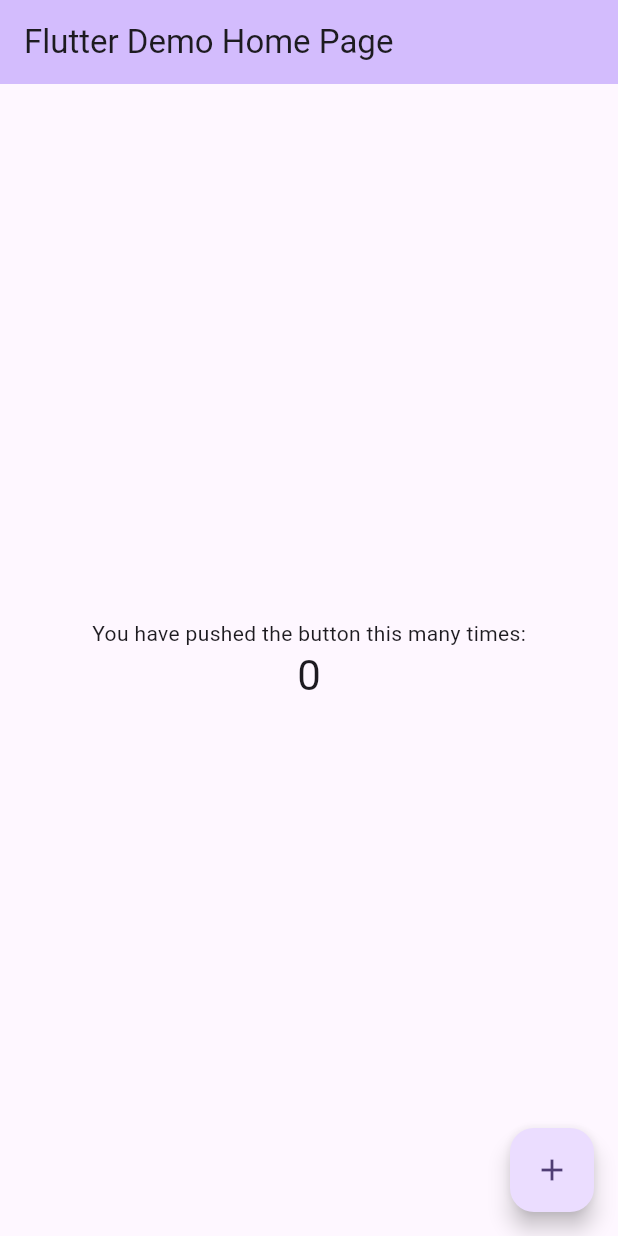
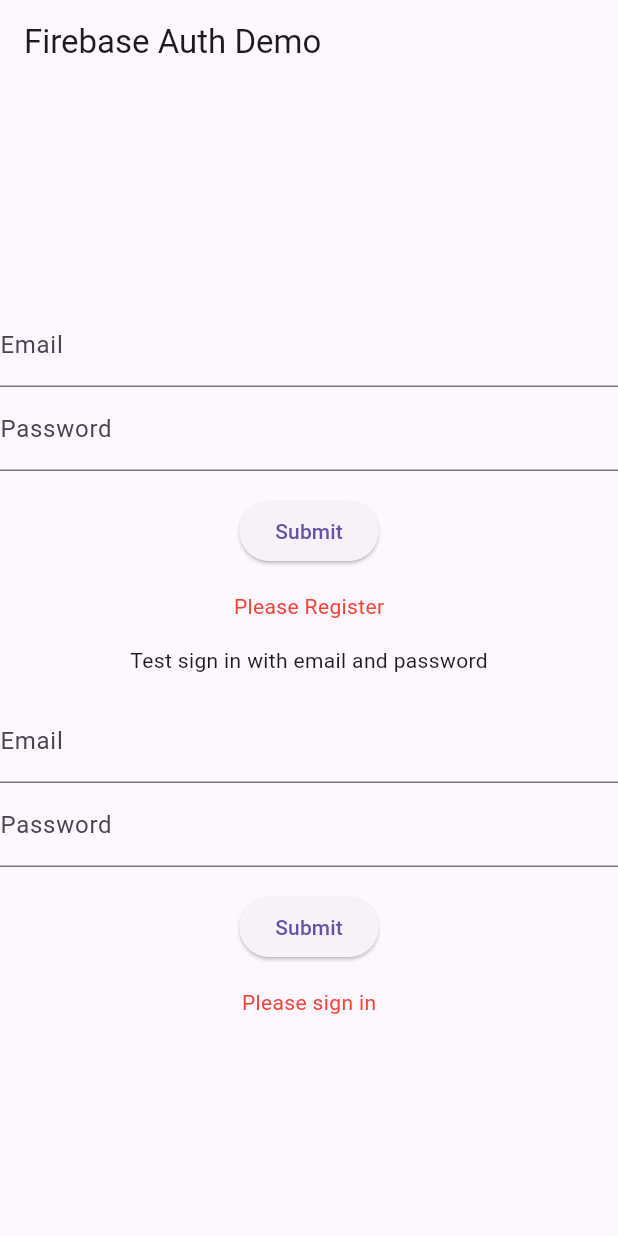
Before and after one commit to SunwooDua/hw4, a Flutter app: the screen it shows after launch, on a phone screen of 412 x 824 dp. Run offline on Flutter 3.47's test engine with Material 3 defaults, Android fonts, the phone set to English and light mode, and no system bars; our stand-ins replace cloud_firestore, firebase_auth, firebase_core; accounts and stored records are empty.

Commit message:
firebase setup + migrating inclass13 work for sign in

```diff
--- a/lib/main.dart
+++ b/lib/main.dart
@@ -1,122 +1,350 @@
 import 'package:flutter/material.dart';
+import 'package:firebase_auth/firebase_auth.dart';
+import 'package:firebase_core/firebase_core.dart';
+import 'package:cloud_firestore/cloud_firestore.dart';
+import 'firebase_options.dart';
 
-void main() {
-  runApp(const MyApp());
+void main() async {
+  WidgetsFlutterBinding.ensureInitialized();
+  await Firebase.initializeApp(options: DefaultFirebaseOptions.currentPlatform);
+  runApp(MyApp());
 }
 
-class MyApp extends StatelessWidget {
-  const MyApp({super.key});
+class MyApp extends StatefulWidget {
+  @override
+  State<MyApp> createState() => _MyAppState();
+}
 
-  // This widget is the root of your application.
+class _MyAppState extends State<MyApp> {
   @override
   Widget build(BuildContext context) {
     return MaterialApp(
-      title: 'Flutter Demo',
-      theme: ThemeData(
-        // This is the theme of your application.
-        //
-        // TRY THIS: Try running your application with "flutter run". You'll see
-        // the application has a purple toolbar. Then, without quitting the app,
-        // try changing the seedColor in the colorScheme below to Colors.green
-        // and then invoke "hot reload" (save your changes or press the "hot
-        // reload" button in a Flutter-supported IDE, or press "r" if you used
-        // the command line to start the app).
-        //
-        // Notice that the counter didn't reset back to zero; the application
-        // state is not lost during the reload. To reset the state, use hot
-        // restart instead.
-        //
-        // This works for code too, not just values: Most code changes can be
-        // tested with just a hot reload.
-        colorScheme: ColorScheme.fromSeed(seedColor: Colors.deepPurple),
-      ),
-      home: const MyHomePage(title: 'Flutter Demo Home Page'),
+      title: 'Firebase Auth Demo',
+      home: MyHomePage(title: 'Firebase Auth Demo'),
     );
   }
 }
 
 class MyHomePage extends StatefulWidget {
-  const MyHomePage({super.key, required this.title});
-
-  // This widget is the home page of your application. It is stateful, meaning
-  // that it has a State object (defined below) that contains fields that affect
-  // how it looks.
-
-  // This class is the configuration for the state. It holds the values (in this
-  // case the title) provided by the parent (in this case the App widget) and
-  // used by the build method of the State. Fields in a Widget subclass are
-  // always marked "final".
-
+  MyHomePage({Key? key, required this.title}) : super(key: key);
   final String title;
-
   @override
-  State<MyHomePage> createState() => _MyHomePageState();
+  _MyHomePageState createState() => _MyHomePageState();
 }
 
 class _MyHomePageState extends State<MyHomePage> {
-  int _counter = 0;
+  final TextEditingController _newPasswordController = TextEditingController();
+  final _formKey = GlobalKey<FormState>();
 
-  void _incrementCounter() {
+  final FirebaseAuth _auth = FirebaseAuth.instance;
+  @override
+  Widget build(BuildContext context) {
+    return Scaffold(
+      appBar: AppBar(title: Text(widget.title)),
+      body: Center(
+        child: Column(
+          mainAxisAlignment: MainAxisAlignment.center,
+          children: <Widget>[
+            RegisterEmailSection(auth: _auth),
+            EmailPasswordForm(auth: _auth),
+          ],
+        ),
+      ),
+    );
+  }
+}
+
+class RegisterEmailSection extends StatefulWidget {
+  RegisterEmailSection({Key? key, required this.auth}) : super(key: key);
+  final FirebaseAuth auth;
+  @override
+  _RegisterEmailSectionState createState() => _RegisterEmailSectionState();
+}
+
+class _RegisterEmailSectionState extends State<RegisterEmailSection> {
+  final GlobalKey<FormState> _formKey = GlobalKey<FormState>();
+  final TextEditingController _emailController = TextEditingController();
+  final TextEditingController _passwordController = TextEditingController();
+  bool _success = false;
+  bool _initialState = true;
+  String? _userEmail;
+  void _register() async {
+    try {
+      await widget.auth.createUserWithEmailAndPassword(
+        email: _emailController.text,
+        password: _passwordController.text,
+      );
       setState(() {
-      // This call to setState tells the Flutter framework that something has
-      // changed in this State, which causes it to rerun the build method below
-      // so that the display can reflect the updated values. If we changed
-      // _counter without calling setState(), then the build method would not be
-      // called again, and so nothing would appear to happen.
-      _counter++;
+        _success = true;
+        _userEmail = _emailController.text;
+        _initialState = false;
       });
+    } catch (e) {
+      setState(() {
+        _success = false;
+        _initialState = false;
+      });
+    }
   }
 
   @override
   Widget build(BuildContext context) {
-    // This method is rerun every time setState is called, for instance as done
-    // by the _incrementCounter method above.
-    //
-    // The Flutter framework has been optimized to make rerunning build methods
-    // fast, so that you can just rebuild anything that needs updating rather
-    // than having to individually change instances of widgets.
+    return Form(
+      key: _formKey,
+      child: Column(
+        crossAxisAlignment: CrossAxisAlignment.start,
+        children: <Widget>[
+          TextFormField(
+            controller: _emailController,
+            decoration: InputDecoration(labelText: 'Email'),
+            validator: (value) {
+              if (value == null || value.isEmpty) {
+                return 'Please enter email';
+              }
+              if (!value.contains('@') || !value.contains('.com')) {
+                return 'Please enter correct email format"';
+              }
+              return null;
+            },
+          ),
+          TextFormField(
+            controller: _passwordController,
+            decoration: InputDecoration(labelText: 'Password'),
+            validator: (value) {
+              if (value == null || value.isEmpty) {
+                return 'Please enter a password';
+              }
+              if (value.length <= 6) {
+                return 'Password must be longer than 6 characters';
+              }
+              return null;
+            },
+          ),
+          Container(
+            padding: const EdgeInsets.symmetric(vertical: 16.0),
+            alignment: Alignment.center,
+            child: ElevatedButton(
+              onPressed: () {
+                if (_formKey.currentState!.validate()) {
+                  _register();
+                }
+              },
+              child: Text('Submit'),
+            ),
+          ),
+          Container(
+            alignment: Alignment.center,
+            child: Text(
+              _initialState
+                  ? 'Please Register'
+                  : _success
+                  ? 'Successfully registered $_userEmail'
+                  : 'Registration failed',
+              style: TextStyle(color: _success ? Colors.green : Colors.red),
+            ),
+          ),
+        ],
+      ),
+    );
+  }
+}
+
+class EmailPasswordForm extends StatefulWidget {
+  EmailPasswordForm({Key? key, required this.auth}) : super(key: key);
+  final FirebaseAuth auth;
+  @override
+  _EmailPasswordFormState createState() => _EmailPasswordFormState();
+}
+
+class _EmailPasswordFormState extends State<EmailPasswordForm> {
+  final GlobalKey<FormState> _formKey = GlobalKey<FormState>();
+  final TextEditingController _emailController = TextEditingController();
+  final TextEditingController _passwordController = TextEditingController();
+  bool _success = false;
+  bool _initialState = true;
+  String _userEmail = '';
+  void _signInWithEmailAndPassword() async {
+    try {
+      await widget.auth.signInWithEmailAndPassword(
+        email: _emailController.text,
+        password: _passwordController.text,
+      );
+      setState(() {
+        _success = true;
+        _userEmail = _emailController.text;
+        _initialState = false;
+      });
+      // if successful login, navigate to profile screen
+      Navigator.pushReplacement(
+        context,
+        MaterialPageRoute(
+          builder:
+              (context) =>
+                  ProfileScreen(userEmail: _userEmail, auth: widget.auth),
+        ),
+      );
+    } catch (e) {
+      setState(() {
+        _success = false;
+        _initialState = false;
+      });
+    }
+  }
+
+  @override
+  Widget build(BuildContext context) {
+    return Form(
+      key: _formKey,
+      child: Column(
+        crossAxisAlignment: CrossAxisAlignment.start,
+        children: <Widget>[
+          Container(
+            child: Text('Test sign in with email and password'),
+            padding: const EdgeInsets.all(16),
+            alignment: Alignment.center,
+          ),
+          TextFormField(
+            controller: _emailController,
+            decoration: InputDecoration(labelText: 'Email'),
+            validator: (value) {
+              if (value?.isEmpty ?? true) {
+                return 'Please enter some text';
+              }
+              return null;
+            },
+          ),
+          TextFormField(
+            controller: _passwordController,
+            decoration: InputDecoration(labelText: 'Password'),
+            validator: (value) {
+              if (value?.isEmpty ?? true) {
+                return 'Please enter some text';
+              }
+              return null;
+            },
+          ),
+          Container(
+            padding: const EdgeInsets.symmetric(vertical: 16.0),
+            alignment: Alignment.center,
+            child: ElevatedButton(
+              onPressed: () {
+                if (_formKey.currentState!.validate()) {
+                  _signInWithEmailAndPassword();
+                }
+              },
+              child: Text('Submit'),
+            ),
+          ),
+          Container(
+            alignment: Alignment.center,
+            padding: const EdgeInsets.symmetric(horizontal: 16),
+            child: Text(
+              _initialState
+                  ? 'Please sign in'
+                  : _success
+                  ? 'Successfully signed in $_userEmail'
+                  : 'Sign in failed',
+              style: TextStyle(color: _success ? Colors.green : Colors.red),
+            ),
+          ),
+        ],
+      ),
+    );
+  }
+}
+
+// Profile Screen
+class ProfileScreen extends StatefulWidget {
+  final String userEmail;
+  final FirebaseAuth auth;
+
+  ProfileScreen({required this.userEmail, required this.auth});
+
+  @override
+  State<ProfileScreen> createState() => _ProfileScreenState();
+}
+
+class _ProfileScreenState extends State<ProfileScreen> {
+  final TextEditingController _newPasswordController = TextEditingController();
+  final _formKey = GlobalKey<FormState>();
+
+  // Logout function
+  void _signOut(BuildContext context) async {
+    await widget.auth.signOut();
+    // Navigate back to the login screen (MyHomePage)
+    Navigator.pushReplacement(
+      context,
+      MaterialPageRoute(
+        builder: (context) => MyHomePage(title: 'Firebase Auth Demo'),
+      ),
+    );
+    ScaffoldMessenger.of(
+      context,
+    ).showSnackBar(SnackBar(content: Text('Signed out successfully')));
+  }
+
+  void _changePassword(BuildContext context) async {
+    if (_formKey.currentState?.validate() ?? false) {
+      try {
+        // Get current user
+        User? user = widget.auth.currentUser;
+
+        // Update the password
+        await user?.updatePassword(_newPasswordController.text);
+        await user?.reload(); // Reload to get the updated user data
+        user = widget.auth.currentUser;
+
+        ScaffoldMessenger.of(context).showSnackBar(
+          SnackBar(content: Text('Password changed successfully!')),
+        );
+      } catch (e) {
+        ScaffoldMessenger.of(
+          context,
+        ).showSnackBar(SnackBar(content: Text('Error changing password: $e')));
+      }
+    }
+  }
+
+  @override
+  Widget build(BuildContext context) {
     return Scaffold(
-      appBar: AppBar(
-        // TRY THIS: Try changing the color here to a specific color (to
-        // Colors.amber, perhaps?) and trigger a hot reload to see the AppBar
-        // change color while the other colors stay the same.
-        backgroundColor: Theme.of(context).colorScheme.inversePrimary,
-        // Here we take the value from the MyHomePage object that was created by
-        // the App.build method, and use it to set our appbar title.
-        title: Text(widget.title),
+      appBar: AppBar(title: Text("Profile"), backgroundColor: Colors.blue),
+      body: Column(
+        children: [
+          Center(child: Text('Welcome, ${widget.userEmail}')),
+          ElevatedButton(
+            onPressed: () => _signOut(context),
+            child: Text('logout'),
           ),
-      body: Center(
-        // Center is a layout widget. It takes a single child and positions it
-        // in the middle of the parent.
+          SizedBox(height: 20),
+          Form(
+            key: _formKey,
             child: Column(
-          // Column is also a layout widget. It takes a list of children and
-          // arranges them vertically. By default, it sizes itself to fit its
-          // children horizontally, and tries to be as tall as its parent.
-          //
-          // Column has various properties to control how it sizes itself and
-          // how it positions its children. Here we use mainAxisAlignment to
-          // center the children vertically; the main axis here is the vertical
-          // axis because Columns are vertical (the cross axis would be
-          // horizontal).
-          //
-          // TRY THIS: Invoke "debug painting" (choose the "Toggle Debug Paint"
-          // action in the IDE, or press "p" in the console), to see the
-          // wireframe for each widget.
-          mainAxisAlignment: MainAxisAlignment.center,
-          children: <Widget>[
-            const Text('You have pushed the button this many times:'),
-            Text(
-              '$_counter',
-              style: Theme.of(context).textTheme.headlineMedium,
+              children: [
+                TextFormField(
+                  controller: _newPasswordController,
+                  obscureText: true,
+                  decoration: InputDecoration(labelText: 'New Password'),
+                  validator: (value) {
+                    if (value == null || value.isEmpty) {
+                      return 'Please enter a password';
+                    }
+                    if (value.length < 6) {
+                      return 'Password must be at least 6 characters';
+                    }
+                    return null;
+                  },
+                ),
+                SizedBox(height: 20),
+                ElevatedButton(
+                  onPressed: () => _changePassword(context),
+                  child: Text('Change Password'),
                 ),
               ],
             ),
           ),
-      floatingActionButton: FloatingActionButton(
-        onPressed: _incrementCounter,
-        tooltip: 'Increment',
-        child: const Icon(Icons.add),
-      ), // This trailing comma makes auto-formatting nicer for build methods.
+        ],
+      ),
     );
   }
 }
--- a/pubspec.yaml
+++ b/pubspec.yaml
@@ -34,6 +34,9 @@ dependencies:
   # The following adds the Cupertino Icons font to your application.
   # Use with the CupertinoIcons class for iOS style icons.
   cupertino_icons: ^1.0.8
+  firebase_auth: ^5.5.2
+  firebase_core: ^3.13.0
+  cloud_firestore:
 
 dev_dependencies:
   flutter_test:
```
Also changed, not shown: firebase.json (added), lib/firebase_options.dart (added), pubspec.lock, 6 other files. Lines whose indentation alone changed are shown as unchanged.
